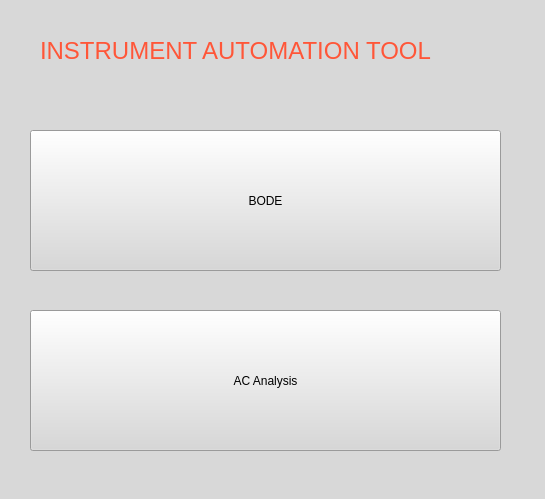
This is MainUI/mainWindow.ui in scheinpablo/AutoBodeGenerator-TIVisa as Qt 5 draws it before an edit. The edited form follows.
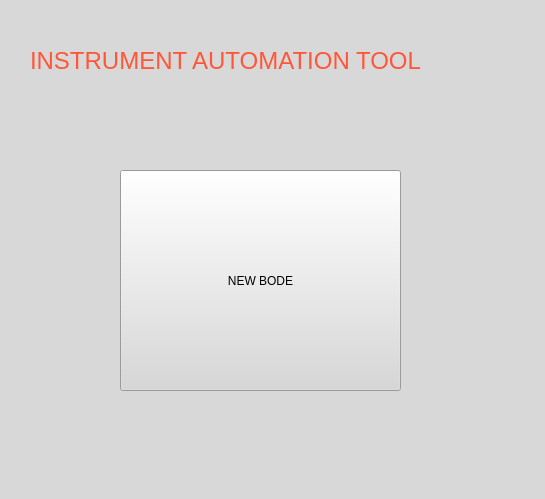
This is the edited form.

The edit to the form file:
```diff
--- a/MainUI/mainWindow.ui
+++ b/MainUI/mainWindow.ui
@@ -20,34 +20,21 @@
    <widget class="QPushButton" name="bodeButton">
     <property name="geometry">
      <rect>
-      <x>30</x>
-      <y>130</y>
-      <width>471</width>
-      <height>141</height>
+      <x>120</x>
+      <y>170</y>
+      <width>281</width>
+      <height>221</height>
      </rect>
     </property>
     <property name="text">
-     <string>BODE</string>
-    </property>
-   </widget>
-   <widget class="QPushButton" name="acAnalysisButton">
-    <property name="geometry">
-     <rect>
-      <x>30</x>
-      <y>310</y>
-      <width>471</width>
-      <height>141</height>
-     </rect>
-    </property>
-    <property name="text">
-     <string>AC Analysis</string>
+     <string>NEW BODE</string>
     </property>
    </widget>
    <widget class="QLabel" name="label">
     <property name="geometry">
      <rect>
-      <x>40</x>
-      <y>20</y>
+      <x>30</x>
+      <y>30</y>
       <width>491</width>
       <height>61</height>
      </rect>
```
